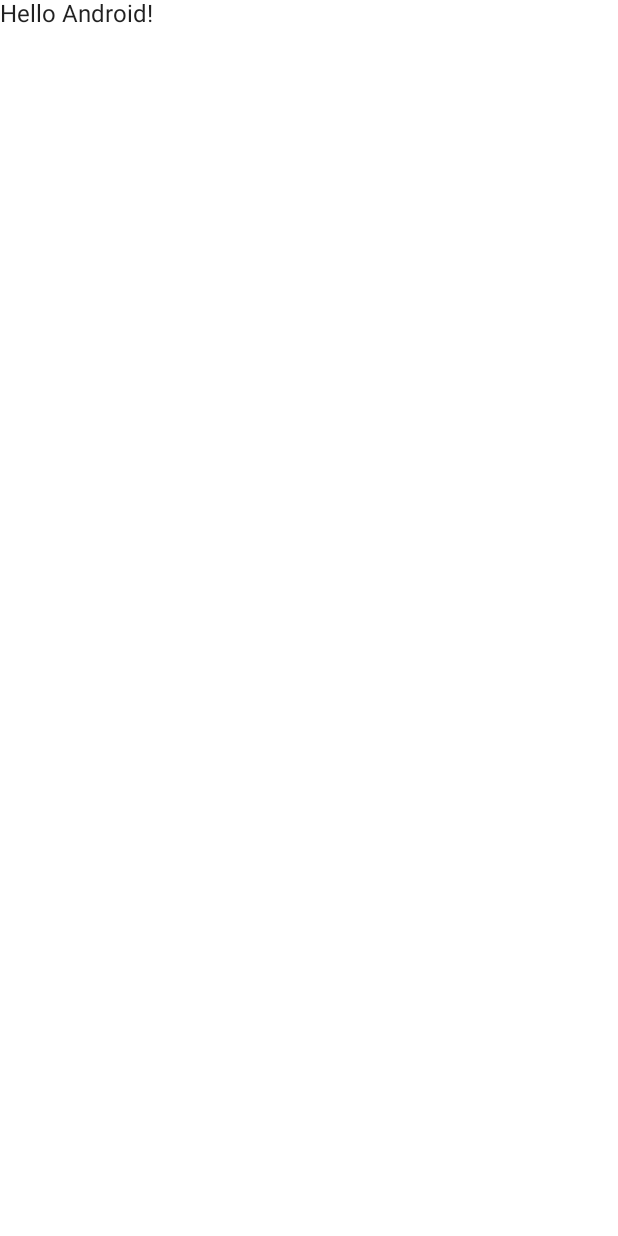
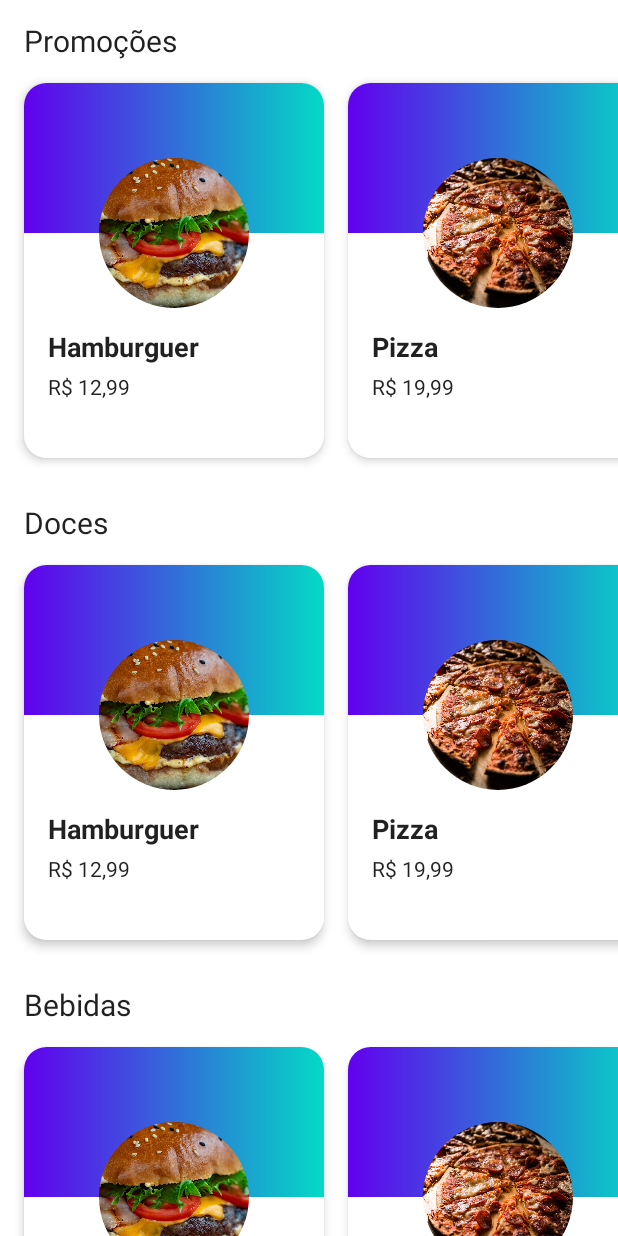
Before and after one commit to bmartho/AluraJetpackCompose, an Android app built with Jetpack Compose: the screen it shows after launch (MainActivity), on a phone screen of 412 x 824 dp. Before the commit the screen is almost empty. Run offline under Robolectric (Android 15) with nearby library versions, the phone set to English and light mode, and no system bars.

```diff
--- a/Aluvery/app/src/main/java/com/example/aluvery/MainActivity.kt
+++ b/Aluvery/app/src/main/java/com/example/aluvery/MainActivity.kt
@@ -3,41 +3,29 @@ package com.example.aluvery
 import android.os.Bundle
 import androidx.activity.ComponentActivity
 import androidx.activity.compose.setContent
-import androidx.compose.foundation.layout.fillMaxSize
-import androidx.compose.material.MaterialTheme
-import androidx.compose.material.Surface
-import androidx.compose.material.Text
 import androidx.compose.runtime.Composable
-import androidx.compose.ui.Modifier
 import androidx.compose.ui.tooling.preview.Preview
+import com.example.aluvery.ui.screens.HomeScreen
 import com.example.aluvery.ui.theme.AluveryTheme
 
 class MainActivity : ComponentActivity() {
     override fun onCreate(savedInstanceState: Bundle?) {
         super.onCreate(savedInstanceState)
         setContent {
-            AluveryTheme {
-                // A surface container using the 'background' color from the theme
-                Surface(
-                    modifier = Modifier.fillMaxSize(),
-                    color = MaterialTheme.colors.background
-                ) {
-                    Greeting("Android")
-                }
-            }
+            Main()
         }
     }
 }
 
 @Composable
-fun Greeting(name: String) {
-    Text(text = "Hello $name!")
+fun Main() {
+    AluveryTheme {
+        HomeScreen()
+    }
 }
 
-@Preview(showBackground = true)
+@Preview(showSystemUi = true)
 @Composable
-fun DefaultPreview() {
-    AluveryTheme {
-        Greeting("Android")
-    }
+fun MainPreview() {
+    Main()
 }
--- /dev/null
+++ b/Aluvery/app/src/main/java/com/example/aluvery/extensions/BigDecimalExtensions.kt
@@ -0,0 +1,11 @@
+package com.example.aluvery.extensions
+
+import java.math.BigDecimal
+import java.text.NumberFormat
+import java.util.*
+
+fun BigDecimal.toBrazilianCurrency(): String {
+    return NumberFormat
+        .getCurrencyInstance(Locale("pt", "br"))
+        .format(this)
+}
--- /dev/null
+++ b/Aluvery/app/src/main/java/com/example/aluvery/model/Product.kt
@@ -0,0 +1,10 @@
+package com.example.aluvery.model
+
+import androidx.annotation.DrawableRes
+import java.math.BigDecimal
+
+class Product(
+    val name: String,
+    val price: BigDecimal,
+    @DrawableRes val image: Int
+)
--- /dev/null
+++ b/Aluvery/app/src/main/java/com/example/aluvery/ui/components/ProductItem.kt
@@ -0,0 +1,95 @@
+package com.example.aluvery.ui.components
+
+import androidx.compose.foundation.Image
+import androidx.compose.foundation.background
+import androidx.compose.foundation.layout.*
+import androidx.compose.foundation.shape.CircleShape
+import androidx.compose.foundation.shape.RoundedCornerShape
+import androidx.compose.material.Surface
+import androidx.compose.material.Text
+import androidx.compose.runtime.Composable
+import androidx.compose.ui.Alignment
+import androidx.compose.ui.Modifier
+import androidx.compose.ui.draw.clip
+import androidx.compose.ui.graphics.Brush
+import androidx.compose.ui.layout.ContentScale
+import androidx.compose.ui.res.painterResource
+import androidx.compose.ui.text.font.FontWeight
+import androidx.compose.ui.text.style.TextOverflow
+import androidx.compose.ui.tooling.preview.Preview
+import androidx.compose.ui.tooling.preview.datasource.LoremIpsum
+import androidx.compose.ui.unit.dp
+import androidx.compose.ui.unit.sp
+import com.example.aluvery.R
+import com.example.aluvery.extensions.toBrazilianCurrency
+import com.example.aluvery.model.Product
+import com.example.aluvery.ui.theme.Purple500
+import com.example.aluvery.ui.theme.Teal200
+import java.math.BigDecimal
+
+@Composable
+fun ProductItem(product: Product) {
+    val imageSize = 100.dp
+    Surface(
+        shape = RoundedCornerShape(15.dp),
+        elevation = 4.dp
+    ) {
+        Column(
+            modifier = Modifier
+                .heightIn(250.dp, 300.dp)
+                .width(200.dp)
+        ) {
+            Box(
+                modifier = Modifier
+                    .height(imageSize)
+                    .background(
+                        brush = Brush.horizontalGradient(
+                            listOf(
+                                Purple500, Teal200
+                            )
+                        )
+                    )
+                    .fillMaxWidth()
+            ) {
+                Image(
+                    painter = painterResource(id = product.image),
+                    contentDescription = "Imagem do produto",
+                    modifier = Modifier
+                        .size(imageSize)
+                        .offset(y = imageSize / 2)
+                        .clip(shape = CircleShape)
+                        .align(Alignment.BottomCenter),
+                    contentScale = ContentScale.Crop
+                )
+            }
+            Column(Modifier.padding(16.dp)) {
+                Spacer(modifier = Modifier.height(imageSize / 2))
+                Text(
+                    text = product.name,
+                    fontSize = 18.sp,
+                    fontWeight = FontWeight(700),
+                    maxLines = 2,
+                    overflow = TextOverflow.Ellipsis
+                )
+                Text(
+                    modifier = Modifier.padding(top = 8.dp),
+                    text = product.price.toBrazilianCurrency(),
+                    fontSize = 14.sp,
+                    fontWeight = FontWeight(400)
+                )
+            }
+        }
+    }
+}
+
+@Preview(showBackground = true)
+@Composable
+private fun ProductItemPreview() {
+    ProductItem(
+        Product(
+            name = LoremIpsum(50).values.first(),
+            price = BigDecimal("14.99"),
+            image = R.drawable.placeholder
+        )
+    )
+}
--- /dev/null
+++ b/Aluvery/app/src/main/java/com/example/aluvery/ui/components/ProductList.kt
@@ -0,0 +1,72 @@
+package com.example.aluvery.ui.components
+
+import androidx.compose.foundation.horizontalScroll
+import androidx.compose.foundation.layout.*
+import androidx.compose.foundation.rememberScrollState
+import androidx.compose.material.Text
+import androidx.compose.runtime.Composable
+import androidx.compose.ui.Modifier
+import androidx.compose.ui.text.font.FontWeight
+import androidx.compose.ui.tooling.preview.Preview
+import androidx.compose.ui.unit.dp
+import androidx.compose.ui.unit.sp
+import com.example.aluvery.R
+import com.example.aluvery.model.Product
+import java.math.BigDecimal
+
+@Composable
+fun ProductList(
+    title: String,
+    products: List<Product>
+) {
+    Column {
+        Text(
+            text = title,
+            Modifier.padding(
+                start = 16.dp,
+                end = 16.dp
+            ),
+            fontSize = 20.sp,
+            fontWeight = FontWeight(400)
+        )
+        Row(
+            modifier = Modifier
+                .padding(
+                    top = 16.dp,
+                    bottom = 16.dp
+                )
+                .fillMaxWidth()
+                .horizontalScroll(rememberScrollState())
+                .padding(horizontal = 16.dp),
+            horizontalArrangement = Arrangement.spacedBy(16.dp)
+        ) {
+            for (product in products) {
+                ProductItem(product = product)
+            }
+        }
+    }
+}
+
+@Preview(showBackground = true)
+@Composable
+private fun ProductListPreview() {
+    ProductList("Promoções", sampleProducts)
+}
+
+val sampleProducts = listOf(
+    Product(
+        name = "Hamburguer",
+        price = BigDecimal("12.99"),
+        image = R.drawable.burger
+    ),
+    Product(
+        name = "Pizza",
+        price = BigDecimal("19.99"),
+        image = R.drawable.pizza
+    ),
+    Product(
+        name = "Batata frita",
+        price = BigDecimal("7.99"),
+        image = R.drawable.fries
+    )
+)
--- /dev/null
+++ b/Aluvery/app/src/main/java/com/example/aluvery/ui/screens/HomeScreen.kt
@@ -0,0 +1,42 @@
+package com.example.aluvery.ui.screens
+
+import androidx.compose.foundation.layout.Arrangement
+import androidx.compose.foundation.layout.Column
+import androidx.compose.foundation.layout.fillMaxSize
+import androidx.compose.foundation.layout.padding
+import androidx.compose.foundation.rememberScrollState
+import androidx.compose.foundation.verticalScroll
+import androidx.compose.material.MaterialTheme
+import androidx.compose.material.Surface
+import androidx.compose.runtime.Composable
+import androidx.compose.ui.Modifier
+import androidx.compose.ui.tooling.preview.Preview
+import androidx.compose.ui.unit.dp
+import com.example.aluvery.ui.components.ProductList
+import com.example.aluvery.ui.components.sampleProducts
+
+@Composable
+fun HomeScreen() {
+    Surface(
+        modifier = Modifier.fillMaxSize(),
+        color = MaterialTheme.colors.background
+    ) {
+        Column(
+            Modifier
+                .fillMaxSize()
+                .verticalScroll(rememberScrollState())
+                .padding(vertical = 16.dp),
+            verticalArrangement = Arrangement.spacedBy(16.dp)
+        ) {
+            ProductList("Promoções", sampleProducts)
+            ProductList("Doces", sampleProducts)
+            ProductList("Bebidas", sampleProducts)
+        }
+    }
+}
+
+@Preview(showBackground = true)
+@Composable
+fun HomeScreenPreview() {
+    HomeScreen()
+}
```
Also changed, not shown: Aluvery/app/src/main/java/com/example/aluvery/ui/components/ChallengeComposable.kt (added, +47 -0 lines), Aluvery/app/src/main/res/drawable/burger.jpeg (added), Aluvery/app/src/main/res/drawable/fries.jpeg (added), Aluvery/app/src/main/res/drawable/pizza.jpeg (added), Aluvery/app/src/main/res/drawable/placeholder.png (added).
